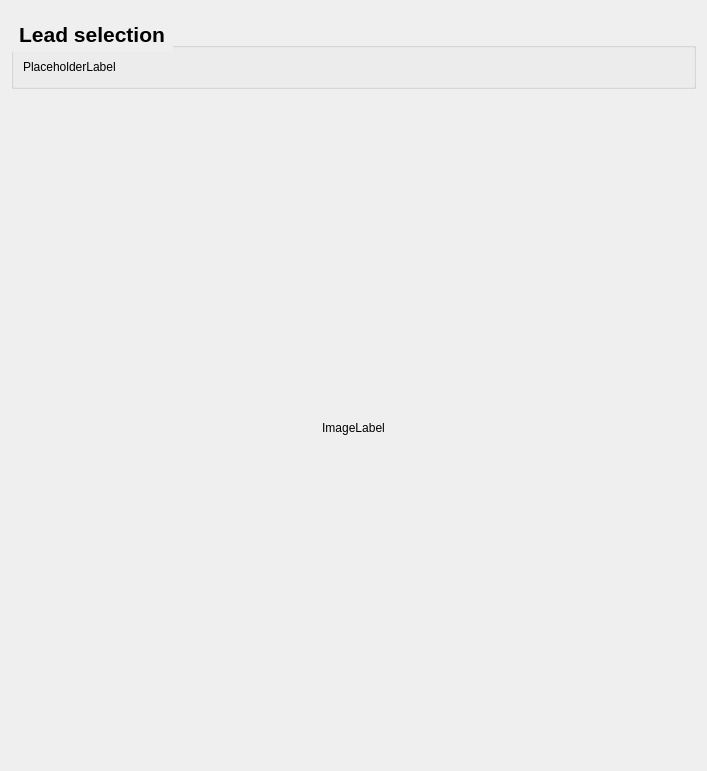
The window that ecg_features/leads/view.ui (medusabci/medusa-analyzer) describes before a commit, drawn with Qt 5.
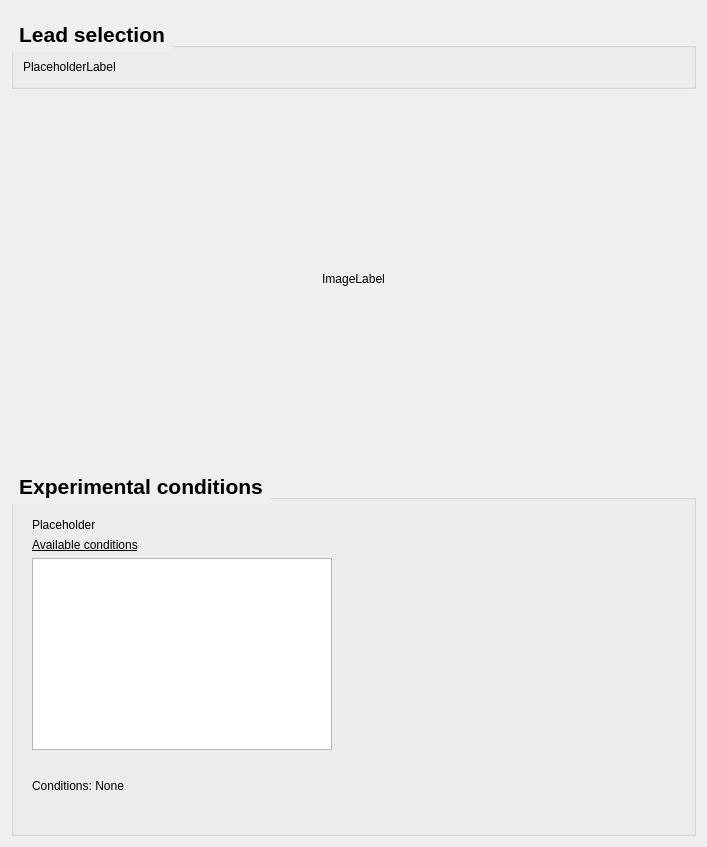
The same window after the commit.

Commit message: Refactor leads controller and UI to enhance condition selection and improve layout

The edit to the form file:
```diff
--- a/ecg_features/leads/view.ui
+++ b/ecg_features/leads/view.ui
@@ -7,7 +7,7 @@
     <x>0</x>
     <y>0</y>
     <width>707</width>
-    <height>771</height>
+    <height>847</height>
    </rect>
   </property>
   <property name="windowTitle">
@@ -98,6 +98,12 @@
        <verstretch>0</verstretch>
       </sizepolicy>
      </property>
+     <property name="minimumSize">
+      <size>
+       <width>0</width>
+       <height>0</height>
+      </size>
+     </property>
      <property name="text">
       <string>ImageLabel</string>
      </property>
@@ -106,6 +112,97 @@
      </property>
     </widget>
    </item>
+   <item>
+    <widget class="QGroupBox" name="groupBox">
+     <property name="font">
+      <font>
+       <pointsize>16</pointsize>
+       <weight>75</weight>
+       <bold>true</bold>
+      </font>
+     </property>
+     <property name="styleSheet">
+      <string notr="true">QGroupBox::title {
+    subcontrol-origin: margin;
+    subcontrol-position: top left; 
+    padding: 5px;                 
+    letter-spacing: 1px;
+    
+    color: qlineargradient(
+        spread:pad, x1:0, y1:0, x2:1, y2:0,
+        stop:0 #6a0dad, stop:1 #ec407a
+    );
+}
+</string>
+     </property>
+     <property name="title">
+      <string>Experimental conditions</string>
+     </property>
+     <layout class="QHBoxLayout" name="horizontalLayout">
+      <item>
+       <widget class="QWidget" name="conditionWidget" native="true">
+        <layout class="QVBoxLayout" name="verticalLayout_3">
+         <item>
+          <widget class="QLabel" name="explanationLabel">
+           <property name="font">
+            <font>
+             <pointsize>9</pointsize>
+             <italic>false</italic>
+            </font>
+           </property>
+           <property name="text">
+            <string>&lt;html&gt;&lt;head/&gt;&lt;body&gt;&lt;p&gt;Placeholder&lt;/p&gt;&lt;/body&gt;&lt;/html&gt;</string>
+           </property>
+          </widget>
+         </item>
+         <item>
+          <widget class="QLabel" name="availableconditionsLabel">
+           <property name="font">
+            <font>
+             <pointsize>9</pointsize>
+             <weight>50</weight>
+             <bold>false</bold>
+             <underline>true</underline>
+             <strikeout>false</strikeout>
+            </font>
+           </property>
+           <property name="text">
+            <string>Available conditions</string>
+           </property>
+          </widget>
+         </item>
+         <item>
+          <widget class="QListView" name="conditionList">
+           <property name="maximumSize">
+            <size>
+             <width>300</width>
+             <height>16777215</height>
+            </size>
+           </property>
+           <property name="editTriggers">
+            <set>QAbstractItemView::NoEditTriggers</set>
+           </property>
+          </widget>
+         </item>
+         <item>
+          <widget class="QLabel" name="conditionLabel">
+           <property name="sizePolicy">
+            <sizepolicy hsizetype="Preferred" vsizetype="Preferred">
+             <horstretch>0</horstretch>
+             <verstretch>3</verstretch>
+            </sizepolicy>
+           </property>
+           <property name="text">
+            <string>Conditions: None </string>
+           </property>
+          </widget>
+         </item>
+        </layout>
+       </widget>
+      </item>
+     </layout>
+    </widget>
+   </item>
   </layout>
  </widget>
  <resources/>
```
Left out of the diff: 1 changed line with no effect on the pictures. The commit also changes 13 other files.
